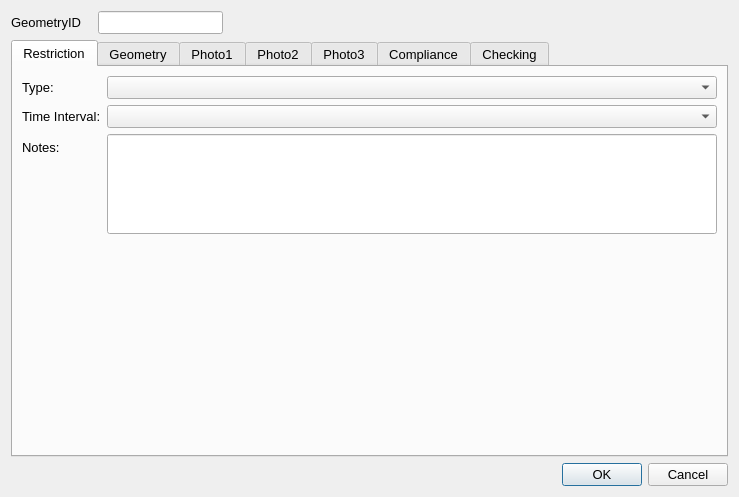
Before: the Qt Designer form ui/HighwayDedications.ui in tlh22/demandForm, drawn with Qt 5.
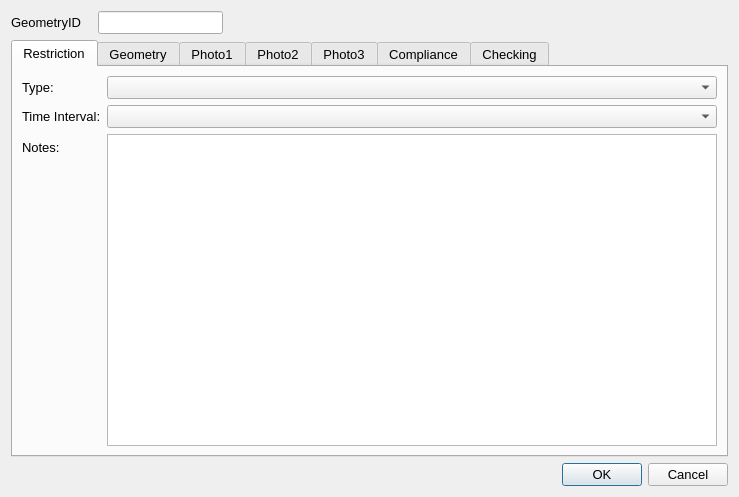
After: the same form once the commit is applied. Icons and pictures are not drawn.

Diff of the .ui file:
```diff
--- a/ui/HighwayDedications.ui
+++ b/ui/HighwayDedications.ui
@@ -135,17 +135,7 @@
         </widget>
        </item>
        <item row="7" column="1">
-        <widget class="QLineEdit" name="Notes">
-         <property name="minimumSize">
-          <size>
-           <width>0</width>
-           <height>100</height>
-          </size>
-         </property>
-         <property name="alignment">
-          <set>Qt::AlignLeading|Qt::AlignLeft|Qt::AlignTop</set>
-         </property>
-        </widget>
+        <widget class="QTextEdit" name="Notes"/>
        </item>
       </layout>
      </widget>
```
